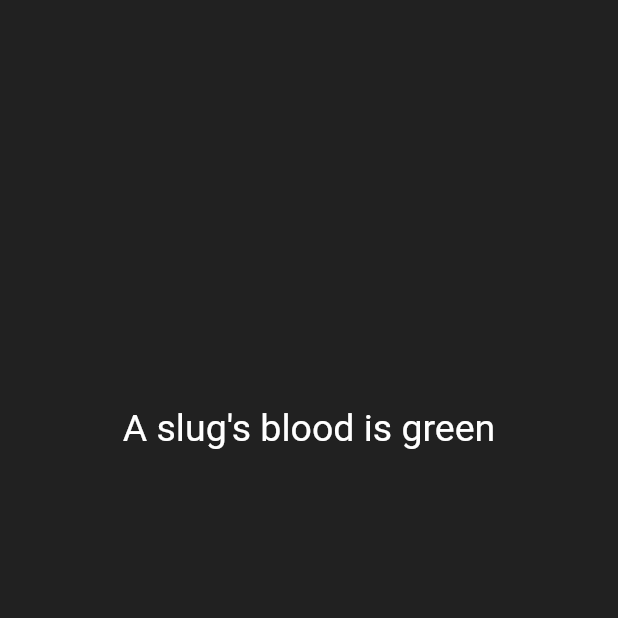
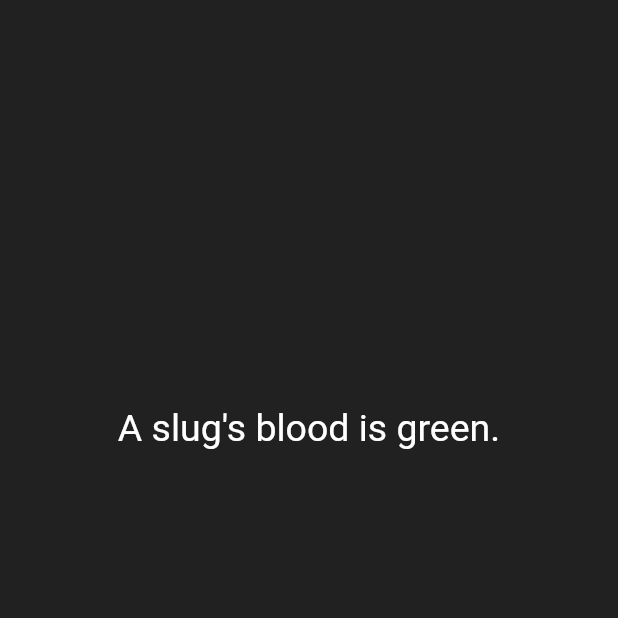
Before and after one commit to G-Shack/flutter_quizzler, a Flutter app: the screen it shows after launch, after a tap on "True", after a tap on "False", on a phone screen of 412 x 824 dp, the top half of it. Run offline on Flutter 3.47's test engine with Material 2 defaults, Android fonts, the phone set to English and light mode, and no system bars; our stand-ins replace rflutter_alert.

```diff
--- a/lib/main.dart
+++ b/lib/main.dart
@@ -1,5 +1,6 @@
 import 'package:flutter/material.dart';
 import 'quiz_brain.dart';
+import 'package:rflutter_alert/rflutter_alert.dart';
 
 QuizBrain quizBrain = QuizBrain();
 
@@ -39,22 +40,29 @@ class _QuizPageState extends State<QuizPage> {
 
   void checkAnswer(bool userAnswer) {
     setState(() {
-      if (userAnswer == quizBrain.getQuestionAnswer()) {
-        scoreKeeper.add(
-          Icon(
+      if (quizBrain.isFinished() == true) {
+        Alert(
+          context: context,
+          title: 'Finished!',
+          desc: 'You\'ve reached the end of the quiz.',
+        ).show();
+        quizBrain.resetQuestions();
+        scoreKeeper = [];
+      } else {
+        bool correctAnswer = quizBrain.getQuestionAnswer();
+        if (userAnswer == correctAnswer) {
+          scoreKeeper.add(Icon(
             Icons.check,
             color: Colors.green,
-          ),
-        );
-      } else {
-        scoreKeeper.add(
-          Icon(
+          ));
+        } else {
+          scoreKeeper.add(Icon(
             Icons.close,
             color: Colors.red,
-          ),
-        );
+          ));
+        }
+        quizBrain.nextQuestion();
       }
-      quizBrain.nextQuestion();
     });
   }
 
--- a/lib/quiz_brain.dart
+++ b/lib/quiz_brain.dart
@@ -5,7 +5,10 @@ class QuizBrain {
   List<Question> _questionBank = [
     Question('You can lead a cow downstairs but not upstairs.', false),
     Question('Approximately one quarter of human bones are in the feet.', true),
-    Question('A slug\'s blood is green', true)
+    Question('A slug\'s blood is green.', true),
+    Question('Delhi is the capital of India.', true),
+    Question('Ram and Laxman in Ramayana were brothers.', true),
+    Question('There are 24 alphabets in english language.', false)
   ];
 
   void nextQuestion() {
@@ -21,4 +24,17 @@ class QuizBrain {
   bool getQuestionAnswer() {
     return _questionBank[_queNo].questionAnswer;
   }
+
+  bool isFinished() {
+    if (_queNo >= _questionBank.length - 1) {
+      print('Now returning true');
+      return true;
+    } else {
+      return false;
+    }
+  }
+
+  void resetQuestions() {
+    _queNo = 0;
+  }
 }
```
Also changed, not shown: pubspec.yaml (+2 -68 lines), pubspec.lock.
